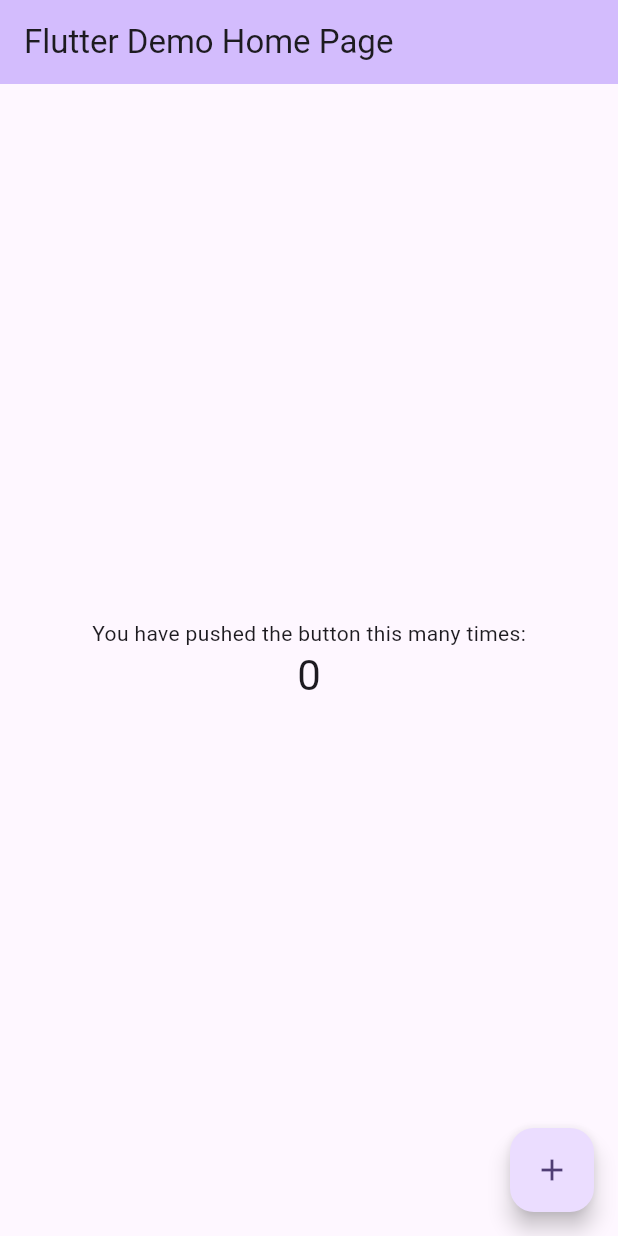
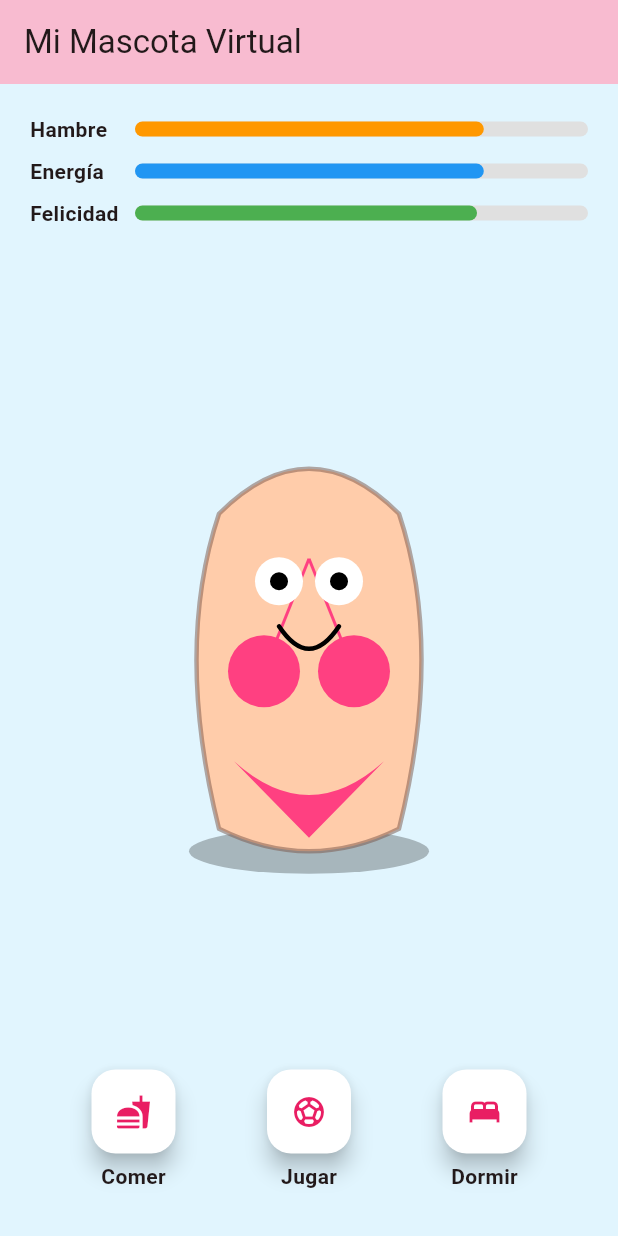
Before and after one commit to could-ai/019aed13-85e1-77ed-ae75-b248c2e3a6a5, a Flutter app: the screen it shows after launch, on a phone screen of 412 x 824 dp. Run offline on Flutter 3.47's test engine with Material 3 defaults, Android fonts, the phone set to English and light mode, and no system bars.

Commit message:
Setup main entry point to point to GameScreen; Create game screen with logic for hunger, energy, happiness and interaction buttons; Create custom painter for the character (blob shape with bikini)

```diff
--- /dev/null
+++ b/usr/lib/game_screen.dart
@@ -0,0 +1,166 @@
+import 'dart:async';
+import 'package:flutter/material.dart';
+import 'character_painter.dart';
+
+class GameScreen extends StatefulWidget {
+  const GameScreen({super.key});
+
+  @override
+  State<GameScreen> createState() => _GameScreenState();
+}
+
+class _GameScreenState extends State<GameScreen> {
+  // Stats range from 0.0 to 1.0
+  double hunger = 0.8; // 1.0 means full, 0.0 means starving
+  double energy = 0.8; // 1.0 means energetic, 0.0 means tired
+  double happiness = 0.8; // 1.0 means happy, 0.0 means sad
+
+  Timer? _gameLoop;
+  bool _isSleeping = false;
+
+  @override
+  void initState() {
+    super.initState();
+    _startGameLoop();
+  }
+
+  @override
+  void dispose() {
+    _gameLoop?.cancel();
+    super.dispose();
+  }
+
+  void _startGameLoop() {
+    _gameLoop = Timer.periodic(const Duration(seconds: 2), (timer) {
+      setState(() {
+        if (_isSleeping) {
+          energy = (energy + 0.05).clamp(0.0, 1.0);
+          hunger = (hunger - 0.02).clamp(0.0, 1.0);
+          if (energy >= 1.0) {
+            _isSleeping = false; // Wake up when fully rested
+          }
+        } else {
+          hunger = (hunger - 0.01).clamp(0.0, 1.0);
+          energy = (energy - 0.01).clamp(0.0, 1.0);
+          happiness = (happiness - 0.015).clamp(0.0, 1.0);
+        }
+      });
+    });
+  }
+
+  void _feed() {
+    setState(() {
+      hunger = (hunger + 0.2).clamp(0.0, 1.0);
+      _isSleeping = false;
+    });
+  }
+
+  void _play() {
+    setState(() {
+      if (energy > 0.1) {
+        happiness = (happiness + 0.2).clamp(0.0, 1.0);
+        energy = (energy - 0.1).clamp(0.0, 1.0);
+        hunger = (hunger - 0.05).clamp(0.0, 1.0);
+        _isSleeping = false;
+      }
+    });
+  }
+
+  void _toggleSleep() {
+    setState(() {
+      _isSleeping = !_isSleeping;
+    });
+  }
+
+  @override
+  Widget build(BuildContext context) {
+    return Scaffold(
+      backgroundColor: Colors.lightBlue[50],
+      appBar: AppBar(
+        title: const Text('Mi Mascota Virtual'),
+        backgroundColor: Colors.pink[100],
+      ),
+      body: Column(
+        children: [
+          const SizedBox(height: 20),
+          _buildStatusBars(),
+          Expanded(
+            child: Center(
+              child: CustomPaint(
+                size: const Size(200, 300),
+                painter: CharacterPainter(
+                  happiness: happiness,
+                  energy: energy,
+                  isSleeping: _isSleeping,
+                ),
+              ),
+            ),
+          ),
+          _buildControls(),
+          const SizedBox(height: 30),
+        ],
+      ),
+    );
+  }
+
+  Widget _buildStatusBars() {
+    return Padding(
+      padding: const EdgeInsets.symmetric(horizontal: 20.0),
+      child: Column(
+        children: [
+          _buildBar('Hambre', hunger, Colors.orange),
+          const SizedBox(height: 8),
+          _buildBar('Energía', energy, Colors.blue),
+          const SizedBox(height: 8),
+          _buildBar('Felicidad', happiness, Colors.green),
+        ],
+      ),
+    );
+  }
+
+  Widget _buildBar(String label, double value, Color color) {
+    return Row(
+      children: [
+        SizedBox(width: 70, child: Text(label, style: const TextStyle(fontWeight: FontWeight.bold))),
+        Expanded(
+          child: LinearProgressIndicator(
+            value: value,
+            backgroundColor: Colors.grey[300],
+            color: color,
+            minHeight: 10,
+            borderRadius: BorderRadius.circular(5),
+          ),
+        ),
+      ],
+    );
+  }
+
+  Widget _buildControls() {
+    return Row(
+      mainAxisAlignment: MainAxisAlignment.spaceEvenly,
+      children: [
+        _buildActionButton(Icons.fastfood, 'Comer', _feed),
+        _buildActionButton(Icons.sports_soccer, 'Jugar', _play),
+        _buildActionButton(
+          _isSleeping ? Icons.wb_sunny : Icons.bed,
+          _isSleeping ? 'Despertar' : 'Dormir',
+          _toggleSleep
+        ),
+      ],
+    );
+  }
+
+  Widget _buildActionButton(IconData icon, String label, VoidCallback onPressed) {
+    return Column(
+      children: [
+        FloatingActionButton(
+          onPressed: onPressed,
+          backgroundColor: Colors.white,
+          child: Icon(icon, color: Colors.pink),
+        ),
+        const SizedBox(height: 5),
+        Text(label, style: const TextStyle(fontWeight: FontWeight.bold)),
+      ],
+    );
+  }
+}
--- a/usr/lib/main.dart
+++ b/usr/lib/main.dart
@@ -1,4 +1,5 @@
 import 'package:flutter/material.dart';
+import 'game_screen.dart';
 
 void main() {
   runApp(const MyApp());
@@ -7,117 +8,19 @@ void main() {
 class MyApp extends StatelessWidget {
   const MyApp({super.key});
 
-  // This widget is the root of your application.
   @override
   Widget build(BuildContext context) {
     return MaterialApp(
-      title: 'Flutter Demo',
+      title: 'Virtual Pet',
       debugShowCheckedModeBanner: false,
       theme: ThemeData(
-        // This is the theme of your application.
-        //
-        // TRY THIS: Try running your application with "flutter run". You'll see
-        // the application has a purple toolbar. Then, without quitting the app,
-        // try changing the seedColor in the colorScheme below to Colors.green
-        // and then invoke "hot reload" (save your changes or press the "hot
-        // reload" button in a Flutter-supported IDE, or press "r" if you used
-        // the command line to start the app).
-        //
-        // Notice that the counter didn't reset back to zero; the application
-        // state is not lost during the reload. To reset the state, use hot
-        // restart instead.
-        //
-        // This works for code too, not just values: Most code changes can be
-        // tested with just a hot reload.
-        colorScheme: ColorScheme.fromSeed(seedColor: Colors.deepPurple),
+        colorScheme: ColorScheme.fromSeed(seedColor: Colors.pink),
+        useMaterial3: true,
       ),
       initialRoute: '/',
       routes: {
-        '/': (context) => const MyHomePage(title: 'Flutter Demo Home Page'),
+        '/': (context) => const GameScreen(),
       },
     );
   }
 }
-
-class MyHomePage extends StatefulWidget {
-  const MyHomePage({super.key, required this.title});
-
-  // This widget is the home page of your application. It is stateful, meaning
-  // that it has a State object (defined below) that contains fields that affect
-  // how it looks.
-
-  // This class is the configuration for the state. It holds the values (in this
-  // case the title) provided by the parent (in this case the App widget) and
-  // used by the build method of the State. Fields in a Widget subclass are
-  // always marked "final".
-
-  final String title;
-
-  @override
-  State<MyHomePage> createState() => _MyHomePageState();
-}
-
-class _MyHomePageState extends State<MyHomePage> {
-  int _counter = 0;
-
-  void _incrementCounter() {
-    setState(() {
-      // This call to setState tells the Flutter framework that something has
-      // changed in this State, which causes it to rerun the build method below
-      // so that the display can reflect the updated values. If we changed
-      // _counter without calling setState(), then the build method would not be
-      // called again, and so nothing would appear to happen.
-      _counter++;
-    });
-  }
-
-  @override
-  Widget build(BuildContext context) {
-    // This method is rerun every time setState is called, for instance as done
-    // by the _incrementCounter method above.
-    //
-    // The Flutter framework has been optimized to make rerunning build methods
-    // fast, so that you can just rebuild anything that needs updating rather
-    // than having to individually change instances of widgets.
-    return Scaffold(
-      appBar: AppBar(
-        // TRY THIS: Try changing the color here to a specific color (to
-        // Colors.amber, perhaps?) and trigger a hot reload to see the AppBar
-        // change color while the other colors stay the same.
-        backgroundColor: Theme.of(context).colorScheme.inversePrimary,
-        // Here we take the value from the MyHomePage object that was created by
-        // the App.build method, and use it to set our appbar title.
-        title: Text(widget.title),
-      ),
-      body: Center(
-        // Center is a layout widget. It takes a single child and positions it
-        // in the middle of the parent.
-        child: Column(
-          // Column is also a layout widget. It takes a list of children and
-          // arranges them vertically. By default, it sizes itself to fit its
-          // children horizontally, and tries to be as tall as its parent.
-          //
-          // Column has various properties to control how it sizes itself and
-          // how it positions its children. Here we use mainAxisAlignment to
-          // center the children vertically; the main axis here is the vertical
-          // axis because Columns are vertical (the cross axis would be
-          // horizontal).
-          //
-          // TRY THIS: Invoke "debug painting" (choose the "Toggle Debug Paint"
-          // action in the IDE, or press "p" in the console), to see the
-          // wireframe for each widget.
-          mainAxisAlignment: MainAxisAlignment.center,
-          children: <Widget>[
-            const Text('You have pushed the button this many times:'),
-            Text('$_counter', style: Theme.of(context).textTheme.headlineMedium),
-          ],
-        ),
-      ),
-      floatingActionButton: FloatingActionButton(
-        onPressed: _incrementCounter,
-        tooltip: 'Increment',
-        child: const Icon(Icons.add),
-      ), // This trailing comma makes auto-formatting nicer for build methods.
-    );
-  }
-}
```
Also changed, not shown: usr/lib/character_painter.dart (added, +149 -0 lines).
